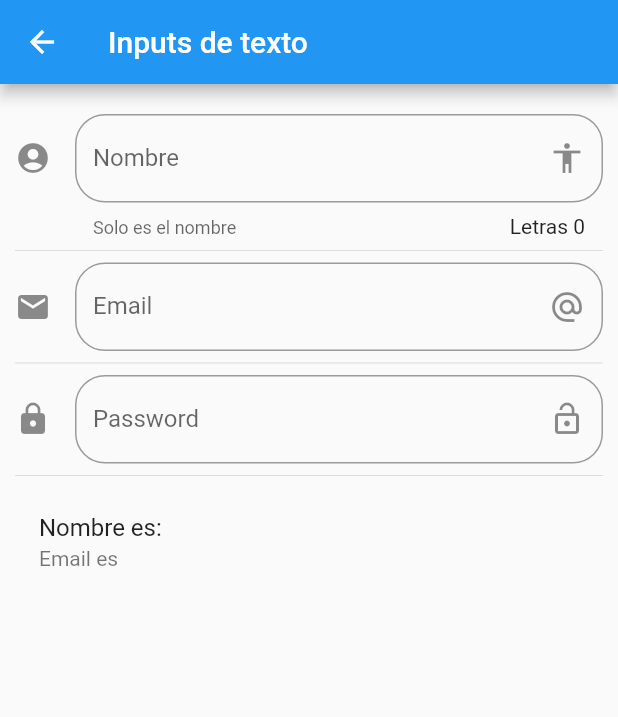
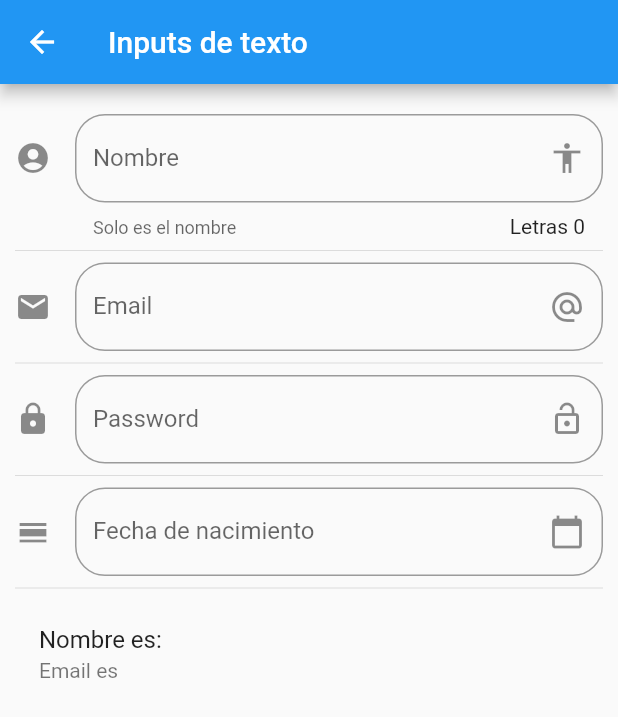
Before and after one commit to Mldamico/flutter-components, a Flutter app: the InputPage screen opened by its route, on a phone screen of 412 x 824 dp. Shown: the top 717 px of the screen. Run offline on Flutter 3.47's test engine with Material 2 defaults, Android fonts, the phone set to English and light mode, and no system bars.

Commit message:
Date Picker

```diff
--- a/lib/src/pages/input_page.dart
+++ b/lib/src/pages/input_page.dart
@@ -8,6 +8,9 @@ class InputPage extends StatefulWidget {
 class _InputPageState extends State<InputPage> {
   String _nombre = '';
   String _email = '';
+  String _fecha = '';
+  TextEditingController _inputFieldDateController = new TextEditingController();
+
   @override
   Widget build(BuildContext context) {
     return Scaffold(
@@ -22,6 +25,8 @@ class _InputPageState extends State<InputPage> {
           _crearEmail(),
           Divider(),
           _crearPassword(),
+          Divider(),
+          _crearFecha(context),
           Divider(),
           _crearPersona(),
         ],
@@ -98,4 +103,40 @@ class _InputPageState extends State<InputPage> {
       },
     );
   }
+
+  Widget _crearFecha(BuildContext context) {
+    return TextField(
+      enableInteractiveSelection: false,
+      controller: _inputFieldDateController,
+      decoration: InputDecoration(
+        border: OutlineInputBorder(
+          borderRadius: BorderRadius.circular(20.0),
+        ),
+        hintText: 'Fecha de nacimiento',
+        labelText: 'Fecha de nacimiento',
+        suffixIcon: Icon(Icons.calendar_today),
+        icon: Icon(Icons.calendar_view_day),
+      ),
+      onTap: () {
+        FocusScope.of(context).requestFocus(new FocusNode());
+        _selectDate(context);
+      },
+    );
+  }
+
+  _selectDate(BuildContext context) async {
+    DateTime picked = await showDatePicker(
+      context: context,
+      initialDate: new DateTime.now(),
+      firstDate: new DateTime(2020),
+      lastDate: new DateTime(2021),
+    );
+
+    if (picked != null) {
+      setState(() {
+        _fecha = picked.toString();
+        _inputFieldDateController.text = _fecha;
+      });
+    }
+  }
 }
```
